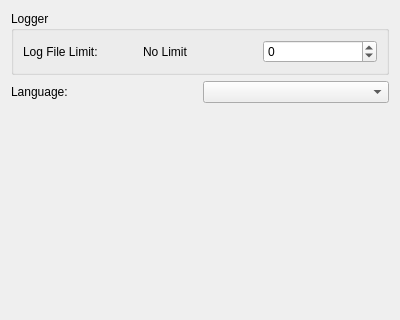
Old version of the form Kaminec/UI/preferences_tabs/launchertab.ui in the repository kaniol-lck/Kaminec; both pictures show x 0 to 400 and y 0 to 320 of the 400 by 600 pixel window.
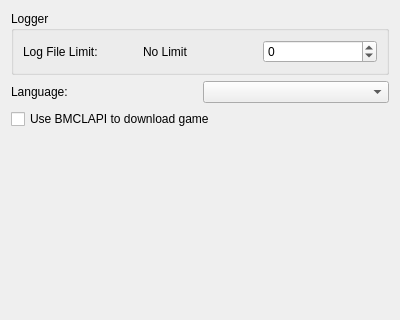
New version of the form.

Commit message: Support BMCLAPI.

What changed in the file:
```diff
--- a/Kaminec/UI/preferences_tabs/launchertab.ui
+++ b/Kaminec/UI/preferences_tabs/launchertab.ui
@@ -75,6 +75,13 @@
      </item>
     </layout>
    </item>
+   <item>
+    <widget class="QCheckBox" name="bmclapi_checkBox">
+     <property name="text">
+      <string>Use BMCLAPI to download game</string>
+     </property>
+    </widget>
+   </item>
    <item>
     <spacer name="verticalSpacer_4">
      <property name="orientation">
```
The commit also changes 16 other files.
